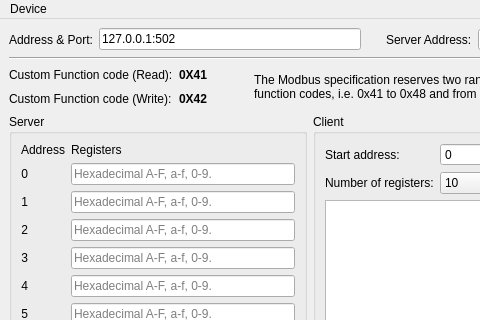
Above: examples/serialbus/modbus/custom/mainwindow.ui from qt/qtserialbus before the change; both pictures show x 0 to 480 and y 0 to 320 of the 620 by 482 pixel window. Below: the same form after it.
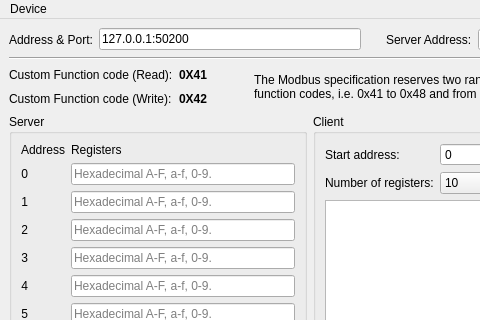
That is the form after the change. Icons and pictures are not drawn.

Commit message:
Custom Command Example: improve UI
* Disable address&port line edit when the connection is established.
* Add a tooltip for the expected contents of the address & port edit.
* Update default TCP port to 50200 so that it does not require ROOT
  privileges on Linux.
* Update MainWindow title

Task-number: QTBUG-110890
Pick-to: 6.5

```diff
--- a/examples/serialbus/modbus/custom/mainwindow.ui
+++ b/examples/serialbus/modbus/custom/mainwindow.ui
@@ -39,7 +39,7 @@
          </sizepolicy>
         </property>
         <property name="text">
-         <string>127.0.0.1:502</string>
+         <string>127.0.0.1:50200</string>
         </property>
        </widget>
       </item>
```
Left out of the diff: 2 changed lines with no effect on the pictures. The commit also changes 1 other file.
